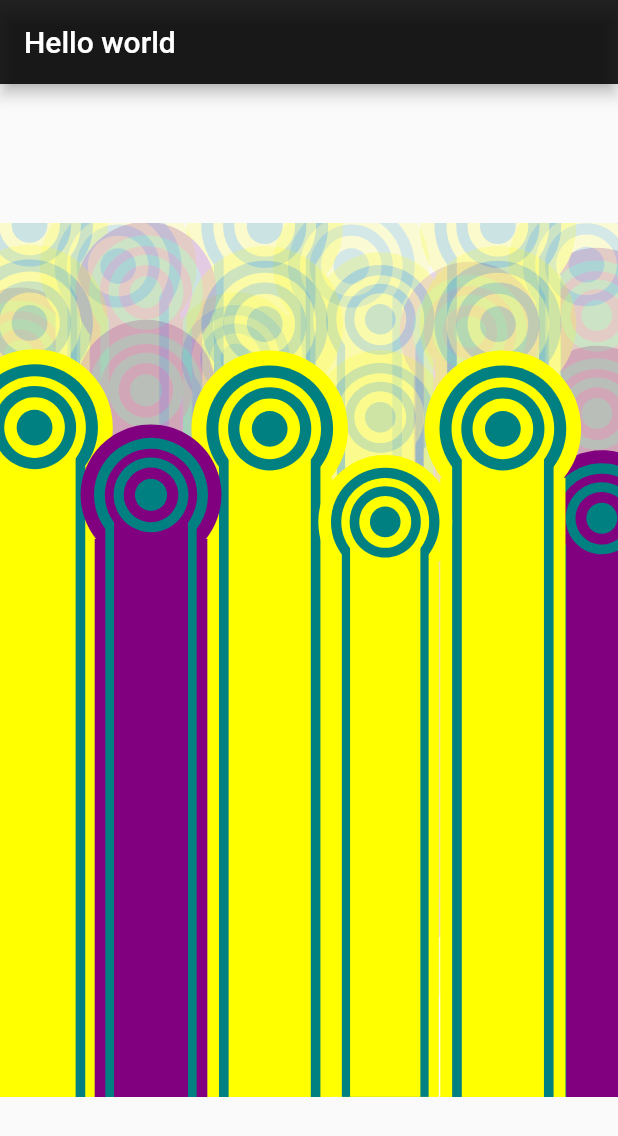
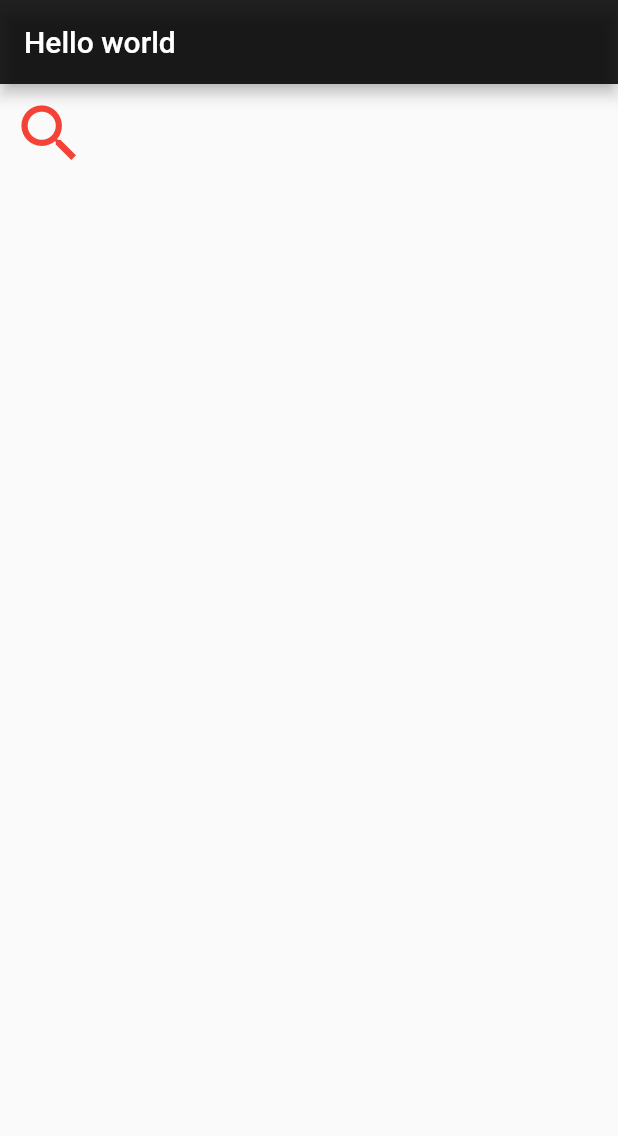
Before and after one commit to laulim/my-flutter-app, a Flutter app: the screen it shows after launch, on a phone screen of 412 x 824 dp. Shown: the top 1136 px of the screen. Run offline on Flutter 3.47's test engine with Material 2 defaults, Android fonts, the phone set to English and light mode, and no system bars.

Commit message:
T - icon buttom

```diff
--- a/lib/main.dart
+++ b/lib/main.dart
@@ -1,6 +1,5 @@
 
 import 'package:flutter/material.dart';
-import 'package:flutter_svg/flutter_svg.dart';
 
 void main() {
   runApp(const FlutterTutApp());
@@ -18,7 +17,17 @@ class FlutterTutApp extends StatelessWidget {
           title: const Text('Hello world'),
           backgroundColor: Colors.black87,
         ),
-        body: SvgPicture.asset('assets/images/cerchi-lunghi.svg')
+        body: IconButton(
+            icon: const Icon(
+            Icons.search,
+            // size: 100.0,
+          ),
+          iconSize: 50.0,
+          color: Colors.red,
+          onPressed: () {
+            print('wow');
+          },
+        )
         // floatingActionButton: FloatingActionButton(
         //   child: Text('Add'),
         //   onPressed: ,
```
